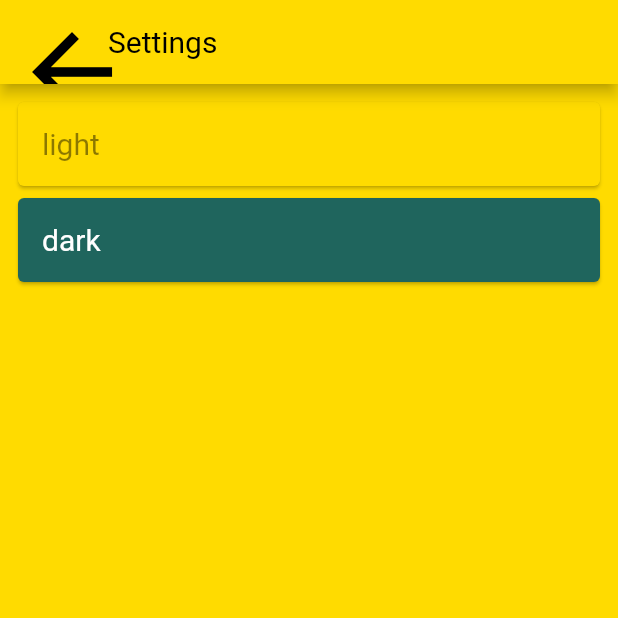
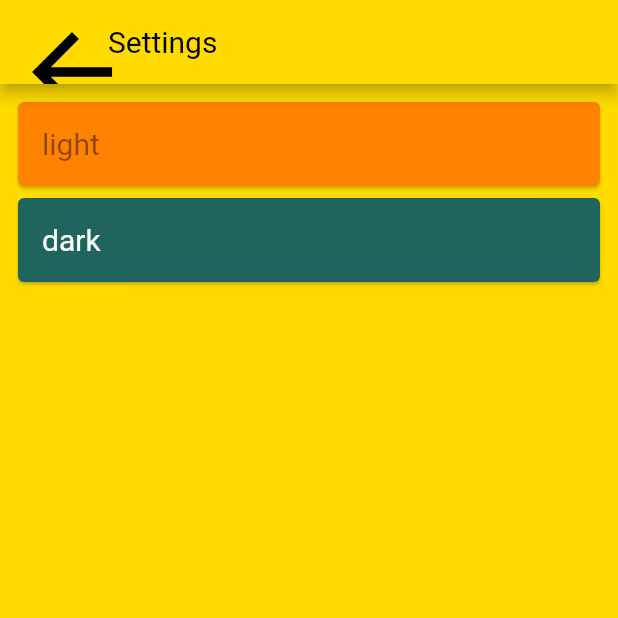
Before and after one commit to JoJossd/MyPodcast, a Flutter app: the screen it shows after launch, in the side drawer, after a tap on "Settings", on a phone screen of 412 x 824 dp, the top half of it. Run offline on Flutter 3.47's test engine with Material 2 defaults, Android fonts, the phone set to English and light mode, and no system bars; our stand-ins replace audioplayers, flutter_conditional_rendering, flutter_slidable, shared_preferences; missing offline and left inert: webfeed; network calls fail.

Commit message:
shared_preferences

```diff
--- a/lib/page/episode_page.dart
+++ b/lib/page/episode_page.dart
@@ -8,10 +8,8 @@ import 'package:my_podcast/widget/audio_control.dart';
 class EpisodePage extends StatelessWidget {
   @override
   Widget build(BuildContext episodePageContext) {
-    /*
-    we do want EpisodePage to rebuid(to suit for each item)
-     every time (Podcast podcast) changes, hence no listen: false.
-    */
+    // we do want EpisodePage to rebuid(to suit for each item)
+    // every time (Podcast podcast) changes, hence no listen: false.
     final itemTile = Provider.of<Podcast>(episodePageContext).selectedItemTile;
 
     return Consumer<ThemeManager>(builder: (_, themeManager, __) {
--- a/lib/widget/app_theme.dart
+++ b/lib/widget/app_theme.dart
@@ -3,8 +3,8 @@ import 'package:flutter/material.dart';
 const customIconSize = 40;
 
 final ThemeData lightTheme = ThemeData.dark().copyWith(
-  primaryColor: Color(0xffffdb00),
-  accentColor: Colors.yellowAccent[100],
+  primaryColor: Color(0xffff8201),
+  accentColor: Color(0xffff8201),
   scaffoldBackgroundColor: Color(0xffffdb00),
   // canvasColor: Colors.transparent,
   buttonTheme: ButtonThemeData(
--- a/lib/widget/audio_control.dart
+++ b/lib/widget/audio_control.dart
@@ -6,7 +6,7 @@ import 'package:provider/provider.dart';
 import 'package:path/path.dart' as path;
 import 'package:my_podcast/model/rssfeed_data.dart';
 
-// TODO: set volumn
+// TODO: keep play duration state after close the app
 enum PlayerState { stopped, playing, paused }
 
 class AudioControl extends StatefulWidget {
--- a/lib/widget/custom_bottom_navbar.dart
+++ b/lib/widget/custom_bottom_navbar.dart
@@ -1,5 +1,7 @@
 import 'package:flutter/material.dart';
 import 'package:my_podcast/widget/app_theme.dart';
+import 'package:my_podcast/widget/theme_manager.dart';
+import 'package:provider/provider.dart';
 
 class MyNavBar extends StatefulWidget {
   const MyNavBar({
@@ -61,10 +63,11 @@ class _MyNavBarState extends State<MyNavBar> with TickerProviderStateMixin {
 
   @override
   Widget build(BuildContext context) {
+    return Consumer<ThemeManager>(builder: (context, themeManager, _) {
       return Theme(
-      data: darkTheme,
+        data: themeManager.themeData,
         child: Container(
-        height: 80,
+          height: 70,
           child: Row(
             mainAxisAlignment: MainAxisAlignment.spaceEvenly,
             children: [
@@ -74,7 +77,7 @@ class _MyNavBarState extends State<MyNavBar> with TickerProviderStateMixin {
                       ? BeaconPainter(
                           beaconRadius: beaconRadius,
                           maxBeaconRadius: maxBeaconRadius,
-                      )
+                          themeData: themeManager.themeData)
                       : null,
                   child: GestureDetector(
                     child: Icon(
@@ -91,19 +94,20 @@ class _MyNavBarState extends State<MyNavBar> with TickerProviderStateMixin {
           ),
         ),
       );
+    });
   }
 }
 
 class BeaconPainter extends CustomPainter {
   final double beaconRadius;
   final double maxBeaconRadius;
-
-  // TODO: isDarkTheme ? :
-  final theme = darkTheme;
+  // pass theme data to child widget
+  final ThemeData themeData;
 
   BeaconPainter({
     this.beaconRadius,
     this.maxBeaconRadius,
+    this.themeData,
   });
 
   @override
@@ -116,7 +120,7 @@ class BeaconPainter extends CustomPainter {
         : maxBeaconRadius - beaconRadius;
 
     final paint = Paint()
-      ..color = theme.accentColor
+      ..color = themeData.accentColor
       ..style = PaintingStyle.stroke
       ..strokeWidth = strokeWidth;
 
--- a/lib/widget/drawer.dart
+++ b/lib/widget/drawer.dart
@@ -13,7 +13,8 @@ class MyDrawer extends StatelessWidget {
         padding: EdgeInsets.zero,
         children: <Widget>[
           DrawerHeader(
-            decoration: BoxDecoration(color: Theme.of(context).primaryColor),
+            decoration: BoxDecoration(
+                color: Theme.of(context).primaryColor.withOpacity(0.9)),
             child: null,
           ),
           ListTile(
--- a/lib/widget/theme_manager.dart
+++ b/lib/widget/theme_manager.dart
@@ -1,4 +1,5 @@
 import 'package:flutter/material.dart';
+import 'package:shared_preferences/shared_preferences.dart';
 import 'package:my_podcast/widget/app_theme.dart';
 
 // t could be ThemeName.light or ThemeName.dark
@@ -12,6 +13,23 @@ final appThemeData = {ThemeName.light: lightTheme, ThemeName.dark: darkTheme};
 class ThemeManager with ChangeNotifier {
   ThemeData _themeData;
 
+  // shared_perference key
+  final _themePreferenceKey = "theme_preference";
+
+  // point of constructor: add extra operation when instantiating,
+  // in this case _loadTheme()
+  ThemeManager() {
+    _loadTheme();
+  }
+
+  void _loadTheme() async {
+    debugPrint("Entered loadTheme()");
+    SharedPreferences prefs = await SharedPreferences.getInstance();
+    int perferredTheme = prefs.getInt(_themePreferenceKey) ?? 0;
+    _themeData = appThemeData[ThemeName.values[perferredTheme]];
+    notifyListeners();
+  }
+
   ThemeData get themeData {
     if (_themeData == null) {
       _themeData = appThemeData[ThemeName.light];
@@ -22,5 +40,7 @@ class ThemeManager with ChangeNotifier {
   setTheme(ThemeName themeName) async {
     _themeData = appThemeData[themeName];
     notifyListeners();
+    SharedPreferences prefs = await SharedPreferences.getInstance();
+    prefs.setInt(_themePreferenceKey, ThemeName.values.indexOf(themeName));
   }
 }
```
Also changed, not shown: lib/page/loading_screen.dart (added, +34 -0 lines). Lines whose indentation alone changed are shown as unchanged.
